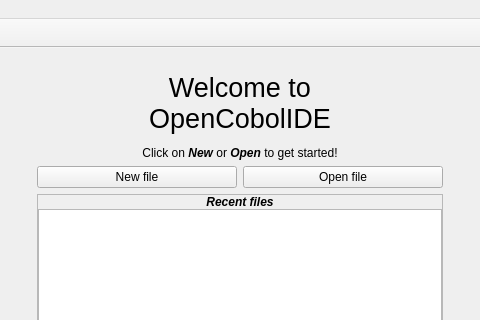
Above: forms/ide.ui from GillesBart/OpenCobolIDE before the change; both pictures show x 419 to 899 and y 0 to 320 of the 1366 by 768 pixel window. Below: the same form after it.
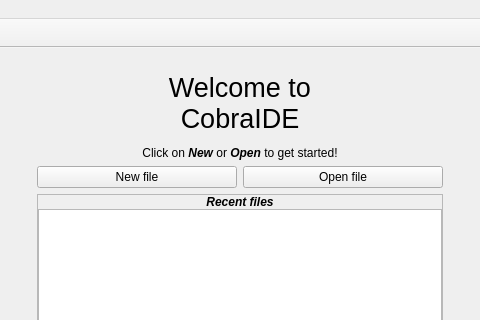
That is the form after the change. The open tabs and pages were chosen to show the change. Icons and pictures are not drawn. Custom widgets are drawn as their Qt base class.

Commit message: Renommage en CobraIDE, version 5.0.0 (fenetre A propos, titres, quitter, exe, installateur, README)

The edit to the form file:
```diff
--- a/forms/ide.ui
+++ b/forms/ide.ui
@@ -107,7 +107,7 @@
                   </size>
                  </property>
                  <property name="text">
-                  <string>&lt;html&gt;&lt;head/&gt;&lt;body&gt;&lt;p align=&quot;center&quot;&gt;&lt;img src=&quot;:/ide-icons/rc/silex-192x192.png&quot;/&gt;&lt;/p&gt;&lt;p align=&quot;center&quot;&gt;&lt;span style=&quot; font-size:20pt;&quot;&gt;Welcome to OpenCobolIDE&lt;/span&gt;&lt;/p&gt;&lt;p align=&quot;center&quot;&gt;Click on &lt;span style=&quot; font-weight:600; font-style:italic;&quot;&gt;New &lt;/span&gt;or &lt;span style=&quot; font-weight:600; font-style:italic;&quot;&gt;Open &lt;/span&gt;to get started!&lt;/p&gt;&lt;/body&gt;&lt;/html&gt;</string>
+                  <string>&lt;html&gt;&lt;head/&gt;&lt;body&gt;&lt;p align=&quot;center&quot;&gt;&lt;img src=&quot;:/ide-icons/rc/silex-192x192.png&quot;/&gt;&lt;/p&gt;&lt;p align=&quot;center&quot;&gt;&lt;span style=&quot; font-size:20pt;&quot;&gt;Welcome to CobraIDE&lt;/span&gt;&lt;/p&gt;&lt;p align=&quot;center&quot;&gt;Click on &lt;span style=&quot; font-weight:600; font-style:italic;&quot;&gt;New &lt;/span&gt;or &lt;span style=&quot; font-weight:600; font-style:italic;&quot;&gt;Open &lt;/span&gt;to get started!&lt;/p&gt;&lt;/body&gt;&lt;/html&gt;</string>
                  </property>
                  <property name="wordWrap">
                   <bool>true</bool>
```
Left out of the diff: 8 changed lines with no effect on the pictures. The commit also changes 11 other files.
